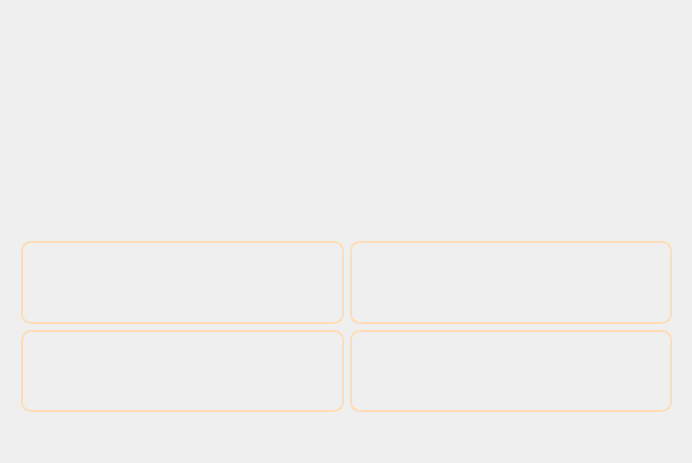
This is game.ui in nhuhoainam/CSgo-dictionary as Qt 5 draws it before an edit. The edited form follows.
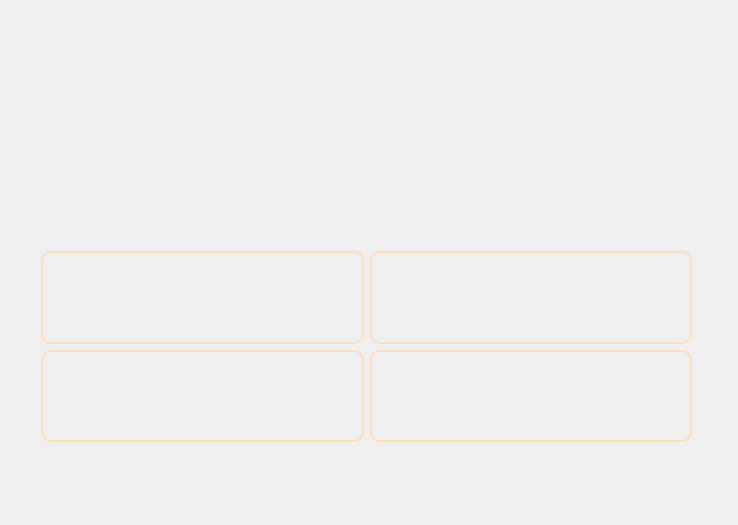
This is the edited form. Custom widgets are drawn as their Qt base class.

Commit message: style(game): minor game ui fix

```diff
--- a/game.ui
+++ b/game.ui
@@ -6,8 +6,8 @@
    <rect>
     <x>0</x>
     <y>0</y>
-    <width>692</width>
-    <height>463</height>
+    <width>738</width>
+    <height>525</height>
    </rect>
   </property>
   <property name="sizePolicy">
@@ -54,10 +54,10 @@
       <widget class="QWidget" name="gridLayoutWidget">
        <property name="geometry">
         <rect>
-         <x>10</x>
-         <y>230</y>
+         <x>30</x>
+         <y>240</y>
          <width>651</width>
-         <height>171</height>
+         <height>191</height>
         </rect>
        </property>
        <layout class="QGridLayout" name="gridLayout">
@@ -118,10 +118,10 @@
       <widget class="QWidget" name="horizontalLayoutWidget_3">
        <property name="geometry">
         <rect>
-         <x>9</x>
-         <y>59</y>
+         <x>30</x>
+         <y>50</y>
          <width>651</width>
-         <height>101</height>
+         <height>131</height>
         </rect>
        </property>
        <layout class="QHBoxLayout" name="horizontalLayout_3">
```
